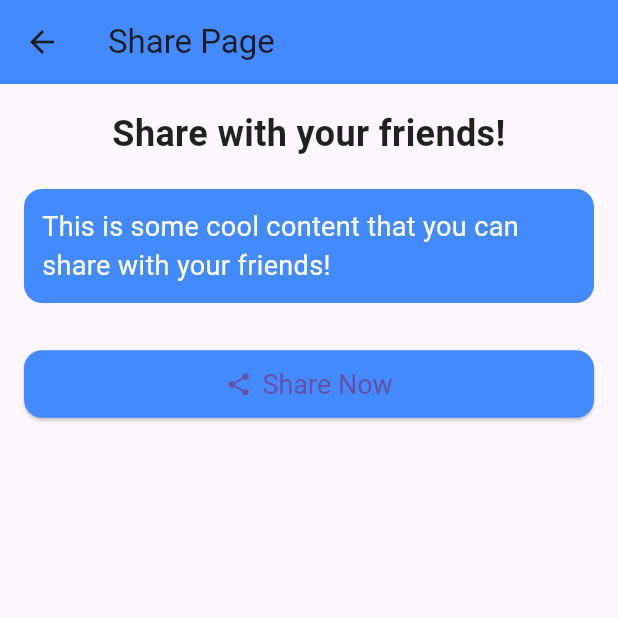
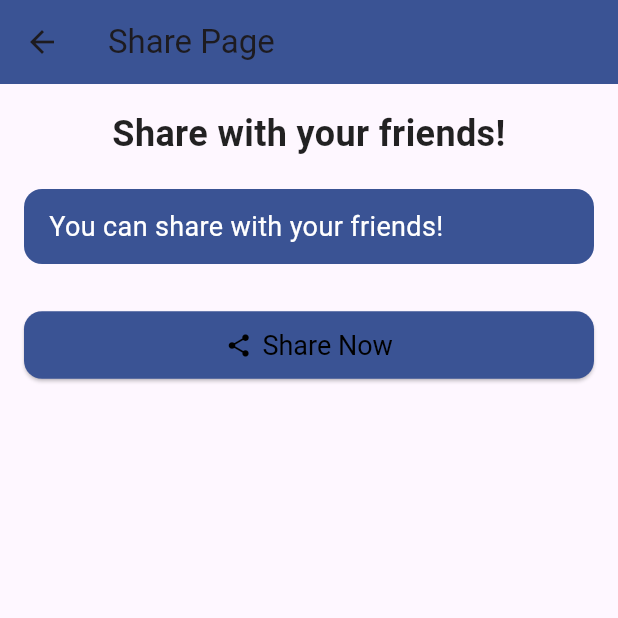
Before and after one commit to Farhadakbary/Top-Ten-Players, a Flutter app: the SharePage screen opened by its route, on a phone screen of 412 x 824 dp, the top half of it. Run offline on Flutter 3.47's test engine with Material 3 defaults, Android fonts, the phone set to English and light mode, and no system bars; our stand-ins replace share_plus; network calls fail.

Commit message:
next commit yes

```diff
--- a/lib/pages/topTenSharePage.dart
+++ b/lib/pages/topTenSharePage.dart
@@ -7,7 +7,7 @@ class SharePage extends StatelessWidget {
     return Scaffold(
       appBar: AppBar(
         title: Text('Share Page'),
-        backgroundColor: Colors.blueAccent,
+        backgroundColor: Color.fromRGBO(58, 83, 148,1),
       ),
       body: Padding(
         padding: const EdgeInsets.all(16.0),
@@ -26,13 +26,13 @@ class SharePage extends StatelessWidget {
             SizedBox(height: 20),
             Container(
               decoration: BoxDecoration(
-                color: Colors.blueAccent,
+                color: Color.fromRGBO(58, 83, 148,1),
                 borderRadius: BorderRadius.circular(12),
               ),
               child: Padding(
                 padding: const EdgeInsets.all(12.0),
                 child: Text(
-                  'This is some cool content that you can share with your friends!',
+                  ' You can share with your friends!',
                   style: TextStyle(
                     fontSize: 18,
                     color: Colors.white,
@@ -45,12 +45,12 @@ class SharePage extends StatelessWidget {
               onPressed: () {
                 Share.share('Check out this cool content: https://example.com');
               },
-              icon: Icon(Icons.share),
-              label: Text('Share Now'),
+              icon: Icon(Icons.share,color: Colors.black,),
+              label: Text('Share Now',style: TextStyle(color: Colors.black),),
               style: ElevatedButton.styleFrom(
                 padding: EdgeInsets.symmetric(vertical: 12),
                 textStyle: TextStyle(fontSize: 18),
-                backgroundColor: Colors.blueAccent,
+                backgroundColor: Color.fromRGBO(58, 83, 148,1),
                 shape: RoundedRectangleBorder(
                   borderRadius: BorderRadius.circular(12),
                 ),
```
